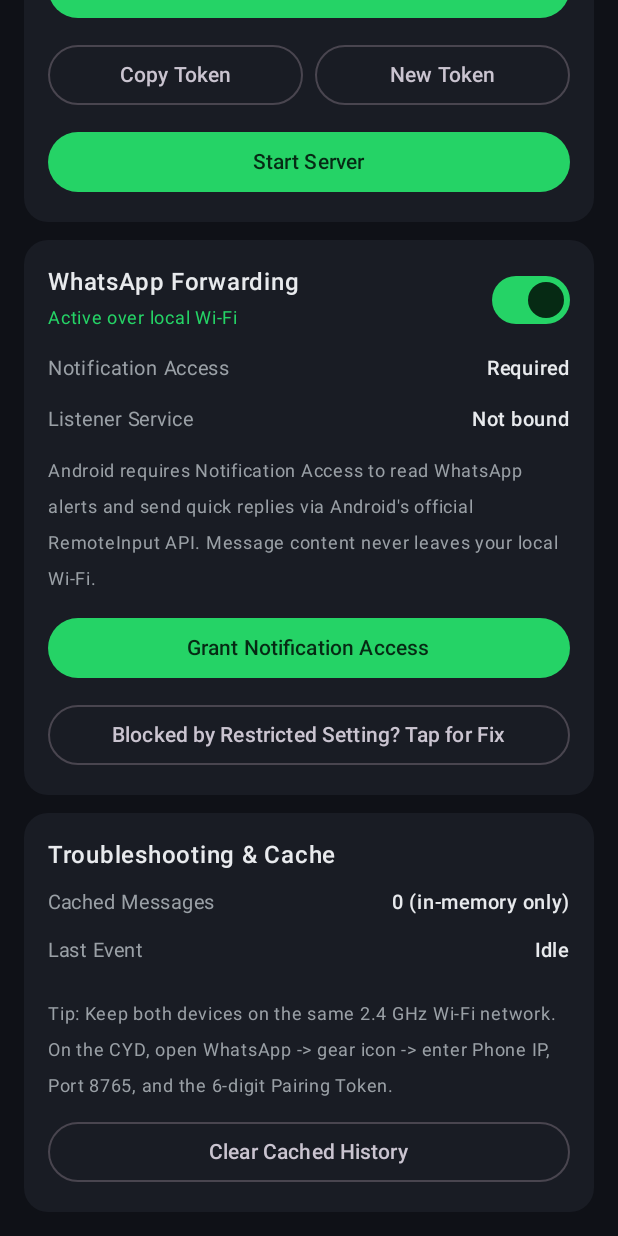
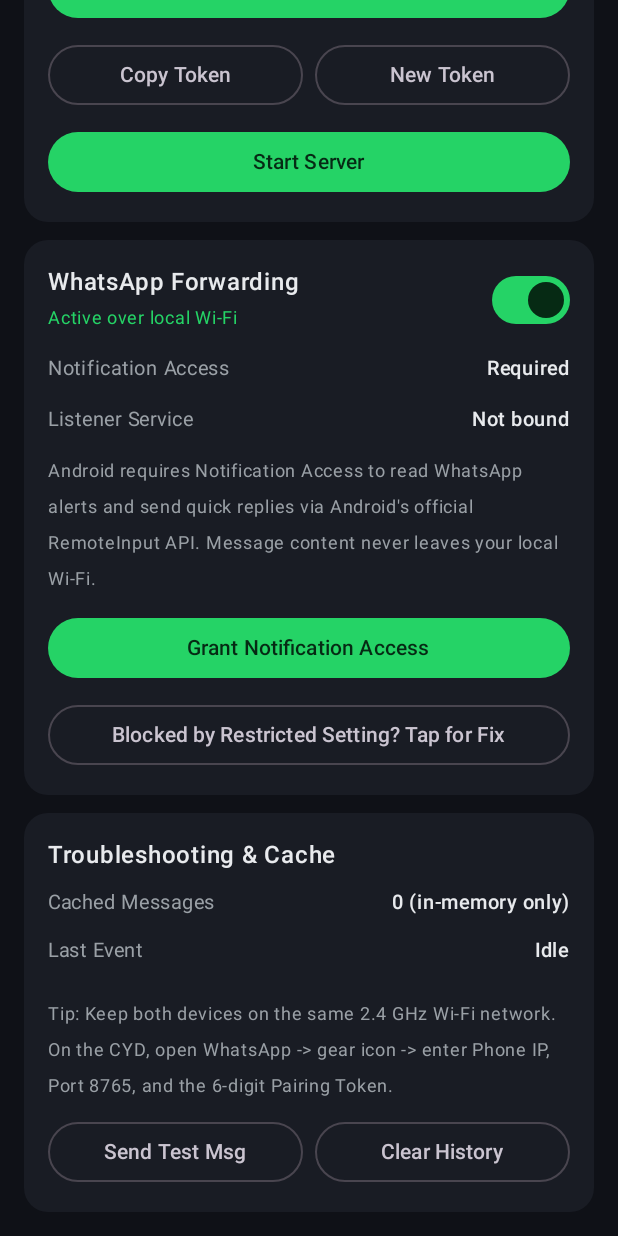
Before and after one commit to fp101fs/cydOS, an Android app built with Jetpack Compose: the screen it shows after launch (MainActivity), scrolled down 300 dp, on a phone screen of 412 x 824 dp. Run offline under Robolectric (Android 15) with nearby library versions, the phone set to English and light mode, and no system bars; libraries missing offline, so code that uses them is left out: com.journeyapps.barcodescanner.

Commit message:
Fix WebSocket Ping/Pong heartbeat timeout bug on CYD and add Send Test Msg button in Android Companion

```diff
--- a/android-companion/app/src/main/java/com/pixelcyd/companion/ui/MainActivity.kt
+++ b/android-companion/app/src/main/java/com/pixelcyd/companion/ui/MainActivity.kt
@@ -65,6 +65,7 @@ import androidx.compose.ui.unit.dp
 import androidx.compose.ui.unit.sp
 import androidx.core.content.ContextCompat
 import com.pixelcyd.companion.notifications.WhatsAppNotificationListener
+import com.pixelcyd.companion.protocol.CompanionProtocol.WhatsAppMessage
 import com.pixelcyd.companion.service.CompanionService
 import com.pixelcyd.companion.store.CompanionRepository
 import com.pixelcyd.companion.store.CompanionUiState
@@ -201,6 +202,22 @@ class MainActivity : ComponentActivity() {
                         },
                         onClearHistory = {
                             CompanionRepository.clearHistory()
+                        },
+                        onSendTestMsg = {
+                            val now = System.currentTimeMillis()
+                            CompanionRepository.recordNotification(
+                                WhatsAppMessage(
+                                    id = "test_$now",
+                                    sbnKey = "test_$now",
+                                    sender = "Pixel 8 Test",
+                                    conversation = "Pixel 8 Test",
+                                    text = "Test message from Android Companion!",
+                                    timestampMs = now,
+                                    canReply = false
+                                ),
+                                replyAction = null
+                            )
+                            Toast.makeText(this, "Sent test message to CYD", Toast.LENGTH_SHORT).show()
                         }
                     )
                 }
@@ -238,7 +255,8 @@ private fun CompanionScreen(
     onCopyToken: () -> Unit,
     onRegenerateToken: () -> Unit,
     onToggleServer: () -> Unit,
-    onClearHistory: () -> Unit
+    onClearHistory: () -> Unit,
+    onSendTestMsg: () -> Unit
 ) {
     var showNotifGuide by remember { mutableStateOf(false) }
     var notifGuideStep by remember { mutableIntStateOf(0) }
@@ -430,11 +448,19 @@ private fun CompanionScreen(
                     fontSize = 12.sp,
                     color = Color(0xFF9AA0A6)
                 )
-                OutlinedButton(
-                    onClick = onClearHistory,
-                    modifier = Modifier.fillMaxWidth()
-                ) {
-                    Text("Clear Cached History")
+                Row(horizontalArrangement = Arrangement.spacedBy(8.dp)) {
+                    OutlinedButton(
+                        onClick = onSendTestMsg,
+                        modifier = Modifier.weight(1f)
+                    ) {
+                        Text("Send Test Msg")
+                    }
+                    OutlinedButton(
+                        onClick = onClearHistory,
+                        modifier = Modifier.weight(1f)
+                    ) {
+                        Text("Clear History")
+                    }
                 }
             }
         }
```
Also changed, not shown: 1 other file.
